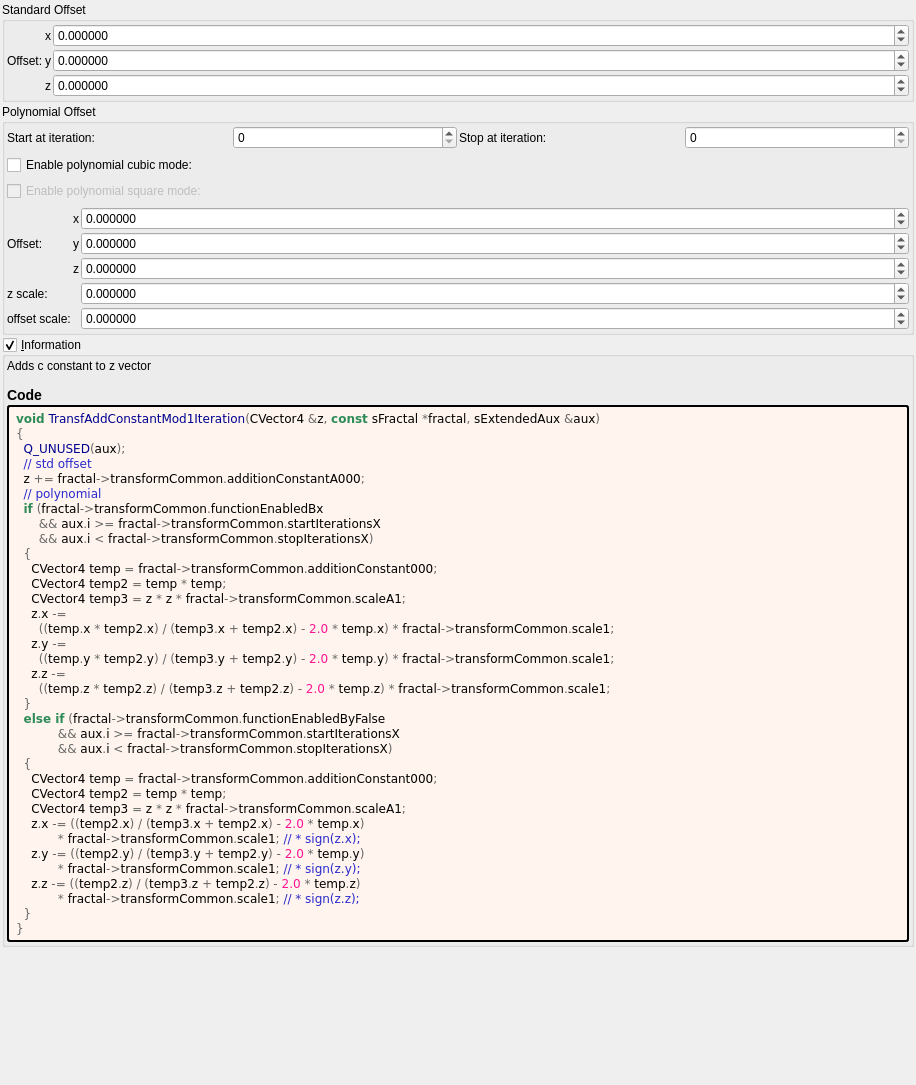
This is mandelbulber2/formula/ui/transf_add_constant_mod1.ui in buddhi1980/mandelbulber2 as Qt 5 draws it before an edit. The edited form follows.
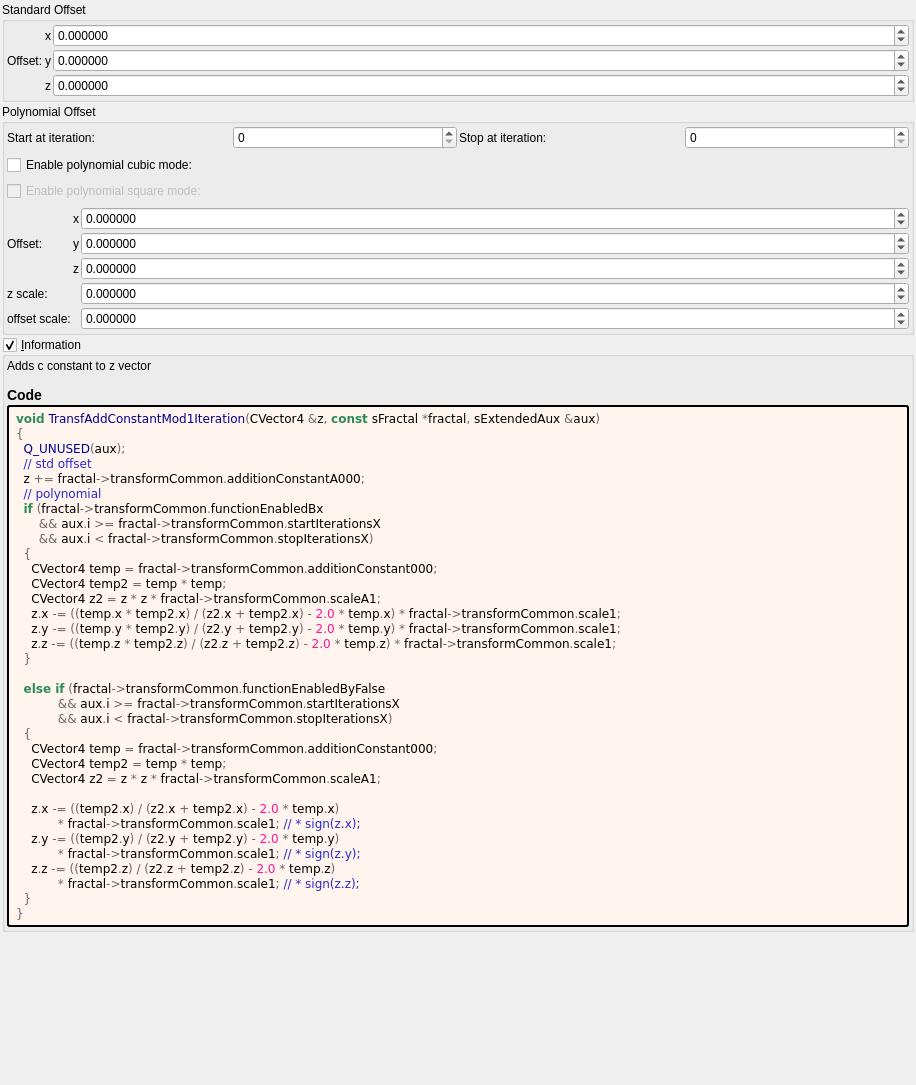
This is the edited form. Custom widgets are drawn as their Qt base class.

Diff of the .ui file:
```diff
--- a/mandelbulber2/formula/ui/transf_add_constant_mod1.ui
+++ b/mandelbulber2/formula/ui/transf_add_constant_mod1.ui
@@ -495,26 +495,25 @@
   &lt;span style=&quot;color:#676767&quot;&gt;{&lt;/span&gt;
     CVector4 temp &lt;span style=&quot;color:#676767&quot;&gt;=&lt;/span&gt; fractal&lt;span style=&quot;color:#676767&quot;&gt;-&amp;gt;&lt;/span&gt;transformCommon&lt;span style=&quot;color:#676767&quot;&gt;.&lt;/span&gt;additionConstant000&lt;span style=&quot;color:#676767&quot;&gt;;&lt;/span&gt;
     CVector4 temp2 &lt;span style=&quot;color:#676767&quot;&gt;=&lt;/span&gt; temp &lt;span style=&quot;color:#676767&quot;&gt;*&lt;/span&gt; temp&lt;span style=&quot;color:#676767&quot;&gt;;&lt;/span&gt;
-    CVector4 temp3 &lt;span style=&quot;color:#676767&quot;&gt;=&lt;/span&gt; z &lt;span style=&quot;color:#676767&quot;&gt;*&lt;/span&gt; z &lt;span style=&quot;color:#676767&quot;&gt;*&lt;/span&gt; fractal&lt;span style=&quot;color:#676767&quot;&gt;-&amp;gt;&lt;/span&gt;transformCommon&lt;span style=&quot;color:#676767&quot;&gt;.&lt;/span&gt;scaleA1&lt;span style=&quot;color:#676767&quot;&gt;;&lt;/span&gt;
-    z&lt;span style=&quot;color:#676767&quot;&gt;.&lt;/span&gt;x &lt;span style=&quot;color:#676767&quot;&gt;-=&lt;/span&gt;
-      &lt;span style=&quot;color:#676767&quot;&gt;((&lt;/span&gt;temp&lt;span style=&quot;color:#676767&quot;&gt;.&lt;/span&gt;x &lt;span style=&quot;color:#676767&quot;&gt;*&lt;/span&gt; temp2&lt;span style=&quot;color:#676767&quot;&gt;.&lt;/span&gt;x&lt;span style=&quot;color:#676767&quot;&gt;) / (&lt;/span&gt;temp3&lt;span style=&quot;color:#676767&quot;&gt;.&lt;/span&gt;x &lt;span style=&quot;color:#676767&quot;&gt;+&lt;/span&gt; temp2&lt;span style=&quot;color:#676767&quot;&gt;.&lt;/span&gt;x&lt;span style=&quot;color:#676767&quot;&gt;) -&lt;/span&gt; &lt;span style=&quot;color:#ff1493&quot;&gt;2.0&lt;/span&gt; &lt;span style=&quot;color:#676767&quot;&gt;*&lt;/span&gt; temp&lt;span style=&quot;color:#676767&quot;&gt;.&lt;/span&gt;x&lt;span style=&quot;color:#676767&quot;&gt;) *&lt;/span&gt; fractal&lt;span style=&quot;color:#676767&quot;&gt;-&amp;gt;&lt;/span&gt;transformCommon&lt;span style=&quot;color:#676767&quot;&gt;.&lt;/span&gt;scale1&lt;span style=&quot;color:#676767&quot;&gt;;&lt;/span&gt;
-    z&lt;span style=&quot;color:#676767&quot;&gt;.&lt;/span&gt;y &lt;span style=&quot;color:#676767&quot;&gt;-=&lt;/span&gt;
-      &lt;span style=&quot;color:#676767&quot;&gt;((&lt;/span&gt;temp&lt;span style=&quot;color:#676767&quot;&gt;.&lt;/span&gt;y &lt;span style=&quot;color:#676767&quot;&gt;*&lt;/span&gt; temp2&lt;span style=&quot;color:#676767&quot;&gt;.&lt;/span&gt;y&lt;span style=&quot;color:#676767&quot;&gt;) / (&lt;/span&gt;temp3&lt;span style=&quot;color:#676767&quot;&gt;.&lt;/span&gt;y &lt;span style=&quot;color:#676767&quot;&gt;+&lt;/span&gt; temp2&lt;span style=&quot;color:#676767&quot;&gt;.&lt;/span&gt;y&lt;span style=&quot;color:#676767&quot;&gt;) -&lt;/span&gt; &lt;span style=&quot;color:#ff1493&quot;&gt;2.0&lt;/span&gt; &lt;span style=&quot;color:#676767&quot;&gt;*&lt;/span&gt; temp&lt;span style=&quot;color:#676767&quot;&gt;.&lt;/span&gt;y&lt;span style=&quot;color:#676767&quot;&gt;) *&lt;/span&gt; fractal&lt;span style=&quot;color:#676767&quot;&gt;-&amp;gt;&lt;/span&gt;transformCommon&lt;span style=&quot;color:#676767&quot;&gt;.&lt;/span&gt;scale1&lt;span style=&quot;color:#676767&quot;&gt;;&lt;/span&gt;
-    z&lt;span style=&quot;color:#676767&quot;&gt;.&lt;/span&gt;z &lt;span style=&quot;color:#676767&quot;&gt;-=&lt;/span&gt;
-      &lt;span style=&quot;color:#676767&quot;&gt;((&lt;/span&gt;temp&lt;span style=&quot;color:#676767&quot;&gt;.&lt;/span&gt;z &lt;span style=&quot;color:#676767&quot;&gt;*&lt;/span&gt; temp2&lt;span style=&quot;color:#676767&quot;&gt;.&lt;/span&gt;z&lt;span style=&quot;color:#676767&quot;&gt;) / (&lt;/span&gt;temp3&lt;span style=&quot;color:#676767&quot;&gt;.&lt;/span&gt;z &lt;span style=&quot;color:#676767&quot;&gt;+&lt;/span&gt; temp2&lt;span style=&quot;color:#676767&quot;&gt;.&lt;/span&gt;z&lt;span style=&quot;color:#676767&quot;&gt;) -&lt;/span&gt; &lt;span style=&quot;color:#ff1493&quot;&gt;2.0&lt;/span&gt; &lt;span style=&quot;color:#676767&quot;&gt;*&lt;/span&gt; temp&lt;span style=&quot;color:#676767&quot;&gt;.&lt;/span&gt;z&lt;span style=&quot;color:#676767&quot;&gt;) *&lt;/span&gt; fractal&lt;span style=&quot;color:#676767&quot;&gt;-&amp;gt;&lt;/span&gt;transformCommon&lt;span style=&quot;color:#676767&quot;&gt;.&lt;/span&gt;scale1&lt;span style=&quot;color:#676767&quot;&gt;;&lt;/span&gt;
+    CVector4 z2 &lt;span style=&quot;color:#676767&quot;&gt;=&lt;/span&gt; z &lt;span style=&quot;color:#676767&quot;&gt;*&lt;/span&gt; z &lt;span style=&quot;color:#676767&quot;&gt;*&lt;/span&gt; fractal&lt;span style=&quot;color:#676767&quot;&gt;-&amp;gt;&lt;/span&gt;transformCommon&lt;span style=&quot;color:#676767&quot;&gt;.&lt;/span&gt;scaleA1&lt;span style=&quot;color:#676767&quot;&gt;;&lt;/span&gt;
+    z&lt;span style=&quot;color:#676767&quot;&gt;.&lt;/span&gt;x &lt;span style=&quot;color:#676767&quot;&gt;-= ((&lt;/span&gt;temp&lt;span style=&quot;color:#676767&quot;&gt;.&lt;/span&gt;x &lt;span style=&quot;color:#676767&quot;&gt;*&lt;/span&gt; temp2&lt;span style=&quot;color:#676767&quot;&gt;.&lt;/span&gt;x&lt;span style=&quot;color:#676767&quot;&gt;) / (&lt;/span&gt;z2&lt;span style=&quot;color:#676767&quot;&gt;.&lt;/span&gt;x &lt;span style=&quot;color:#676767&quot;&gt;+&lt;/span&gt; temp2&lt;span style=&quot;color:#676767&quot;&gt;.&lt;/span&gt;x&lt;span style=&quot;color:#676767&quot;&gt;) -&lt;/span&gt; &lt;span style=&quot;color:#ff1493&quot;&gt;2.0&lt;/span&gt; &lt;span style=&quot;color:#676767&quot;&gt;*&lt;/span&gt; temp&lt;span style=&quot;color:#676767&quot;&gt;.&lt;/span&gt;x&lt;span style=&quot;color:#676767&quot;&gt;) *&lt;/span&gt; fractal&lt;span style=&quot;color:#676767&quot;&gt;-&amp;gt;&lt;/span&gt;transformCommon&lt;span style=&quot;color:#676767&quot;&gt;.&lt;/span&gt;scale1&lt;span style=&quot;color:#676767&quot;&gt;;&lt;/span&gt;
+    z&lt;span style=&quot;color:#676767&quot;&gt;.&lt;/span&gt;y &lt;span style=&quot;color:#676767&quot;&gt;-= ((&lt;/span&gt;temp&lt;span style=&quot;color:#676767&quot;&gt;.&lt;/span&gt;y &lt;span style=&quot;color:#676767&quot;&gt;*&lt;/span&gt; temp2&lt;span style=&quot;color:#676767&quot;&gt;.&lt;/span&gt;y&lt;span style=&quot;color:#676767&quot;&gt;) / (&lt;/span&gt;z2&lt;span style=&quot;color:#676767&quot;&gt;.&lt;/span&gt;y &lt;span style=&quot;color:#676767&quot;&gt;+&lt;/span&gt; temp2&lt;span style=&quot;color:#676767&quot;&gt;.&lt;/span&gt;y&lt;span style=&quot;color:#676767&quot;&gt;) -&lt;/span&gt; &lt;span style=&quot;color:#ff1493&quot;&gt;2.0&lt;/span&gt; &lt;span style=&quot;color:#676767&quot;&gt;*&lt;/span&gt; temp&lt;span style=&quot;color:#676767&quot;&gt;.&lt;/span&gt;y&lt;span style=&quot;color:#676767&quot;&gt;) *&lt;/span&gt; fractal&lt;span style=&quot;color:#676767&quot;&gt;-&amp;gt;&lt;/span&gt;transformCommon&lt;span style=&quot;color:#676767&quot;&gt;.&lt;/span&gt;scale1&lt;span style=&quot;color:#676767&quot;&gt;;&lt;/span&gt;
+    z&lt;span style=&quot;color:#676767&quot;&gt;.&lt;/span&gt;z &lt;span style=&quot;color:#676767&quot;&gt;-= ((&lt;/span&gt;temp&lt;span style=&quot;color:#676767&quot;&gt;.&lt;/span&gt;z &lt;span style=&quot;color:#676767&quot;&gt;*&lt;/span&gt; temp2&lt;span style=&quot;color:#676767&quot;&gt;.&lt;/span&gt;z&lt;span style=&quot;color:#676767&quot;&gt;) / (&lt;/span&gt;z2&lt;span style=&quot;color:#676767&quot;&gt;.&lt;/span&gt;z &lt;span style=&quot;color:#676767&quot;&gt;+&lt;/span&gt; temp2&lt;span style=&quot;color:#676767&quot;&gt;.&lt;/span&gt;z&lt;span style=&quot;color:#676767&quot;&gt;) -&lt;/span&gt; &lt;span style=&quot;color:#ff1493&quot;&gt;2.0&lt;/span&gt; &lt;span style=&quot;color:#676767&quot;&gt;*&lt;/span&gt; temp&lt;span style=&quot;color:#676767&quot;&gt;.&lt;/span&gt;z&lt;span style=&quot;color:#676767&quot;&gt;) *&lt;/span&gt; fractal&lt;span style=&quot;color:#676767&quot;&gt;-&amp;gt;&lt;/span&gt;transformCommon&lt;span style=&quot;color:#676767&quot;&gt;.&lt;/span&gt;scale1&lt;span style=&quot;color:#676767&quot;&gt;;&lt;/span&gt;
   &lt;span style=&quot;color:#676767&quot;&gt;}&lt;/span&gt;
+
   &lt;span style=&quot;color:#2e8b57; font-weight:bold&quot;&gt;else if&lt;/span&gt; &lt;span style=&quot;color:#676767&quot;&gt;(&lt;/span&gt;fractal&lt;span style=&quot;color:#676767&quot;&gt;-&amp;gt;&lt;/span&gt;transformCommon&lt;span style=&quot;color:#676767&quot;&gt;.&lt;/span&gt;functionEnabledByFalse
            &lt;span style=&quot;color:#676767&quot;&gt;&amp;amp;&amp;amp;&lt;/span&gt; aux&lt;span style=&quot;color:#676767&quot;&gt;.&lt;/span&gt;i &lt;span style=&quot;color:#676767&quot;&gt;&amp;gt;=&lt;/span&gt; fractal&lt;span style=&quot;color:#676767&quot;&gt;-&amp;gt;&lt;/span&gt;transformCommon&lt;span style=&quot;color:#676767&quot;&gt;.&lt;/span&gt;startIterationsX
            &lt;span style=&quot;color:#676767&quot;&gt;&amp;amp;&amp;amp;&lt;/span&gt; aux&lt;span style=&quot;color:#676767&quot;&gt;.&lt;/span&gt;i &lt;span style=&quot;color:#676767&quot;&gt;&amp;lt;&lt;/span&gt; fractal&lt;span style=&quot;color:#676767&quot;&gt;-&amp;gt;&lt;/span&gt;transformCommon&lt;span style=&quot;color:#676767&quot;&gt;.&lt;/span&gt;stopIterationsX&lt;span style=&quot;color:#676767&quot;&gt;)&lt;/span&gt;
   &lt;span style=&quot;color:#676767&quot;&gt;{&lt;/span&gt;
     CVector4 temp &lt;span style=&quot;color:#676767&quot;&gt;=&lt;/span&gt; fractal&lt;span style=&quot;color:#676767&quot;&gt;-&amp;gt;&lt;/span&gt;transformCommon&lt;span style=&quot;color:#676767&quot;&gt;.&lt;/span&gt;additionConstant000&lt;span style=&quot;color:#676767&quot;&gt;;&lt;/span&gt;
     CVector4 temp2 &lt;span style=&quot;color:#676767&quot;&gt;=&lt;/span&gt; temp &lt;span style=&quot;color:#676767&quot;&gt;*&lt;/span&gt; temp&lt;span style=&quot;color:#676767&quot;&gt;;&lt;/span&gt;
-    CVector4 temp3 &lt;span style=&quot;color:#676767&quot;&gt;=&lt;/span&gt; z &lt;span style=&quot;color:#676767&quot;&gt;*&lt;/span&gt; z &lt;span style=&quot;color:#676767&quot;&gt;*&lt;/span&gt; fractal&lt;span style=&quot;color:#676767&quot;&gt;-&amp;gt;&lt;/span&gt;transformCommon&lt;span style=&quot;color:#676767&quot;&gt;.&lt;/span&gt;scaleA1&lt;span style=&quot;color:#676767&quot;&gt;;&lt;/span&gt;
-    z&lt;span style=&quot;color:#676767&quot;&gt;.&lt;/span&gt;x &lt;span style=&quot;color:#676767&quot;&gt;-= ((&lt;/span&gt;temp2&lt;span style=&quot;color:#676767&quot;&gt;.&lt;/span&gt;x&lt;span style=&quot;color:#676767&quot;&gt;) / (&lt;/span&gt;temp3&lt;span style=&quot;color:#676767&quot;&gt;.&lt;/span&gt;x &lt;span style=&quot;color:#676767&quot;&gt;+&lt;/span&gt; temp2&lt;span style=&quot;color:#676767&quot;&gt;.&lt;/span&gt;x&lt;span style=&quot;color:#676767&quot;&gt;) -&lt;/span&gt; &lt;span style=&quot;color:#ff1493&quot;&gt;2.0&lt;/span&gt; &lt;span style=&quot;color:#676767&quot;&gt;*&lt;/span&gt; temp&lt;span style=&quot;color:#676767&quot;&gt;.&lt;/span&gt;x&lt;span style=&quot;color:#676767&quot;&gt;)&lt;/span&gt;
+    CVector4 z2 &lt;span style=&quot;color:#676767&quot;&gt;=&lt;/span&gt; z &lt;span style=&quot;color:#676767&quot;&gt;*&lt;/span&gt; z &lt;span style=&quot;color:#676767&quot;&gt;*&lt;/span&gt; fractal&lt;span style=&quot;color:#676767&quot;&gt;-&amp;gt;&lt;/span&gt;transformCommon&lt;span style=&quot;color:#676767&quot;&gt;.&lt;/span&gt;scaleA1&lt;span style=&quot;color:#676767&quot;&gt;;&lt;/span&gt;
+
+    z&lt;span style=&quot;color:#676767&quot;&gt;.&lt;/span&gt;x &lt;span style=&quot;color:#676767&quot;&gt;-= ((&lt;/span&gt;temp2&lt;span style=&quot;color:#676767&quot;&gt;.&lt;/span&gt;x&lt;span style=&quot;color:#676767&quot;&gt;) / (&lt;/span&gt;z2&lt;span style=&quot;color:#676767&quot;&gt;.&lt;/span&gt;x &lt;span style=&quot;color:#676767&quot;&gt;+&lt;/span&gt; temp2&lt;span style=&quot;color:#676767&quot;&gt;.&lt;/span&gt;x&lt;span style=&quot;color:#676767&quot;&gt;) -&lt;/span&gt; &lt;span style=&quot;color:#ff1493&quot;&gt;2.0&lt;/span&gt; &lt;span style=&quot;color:#676767&quot;&gt;*&lt;/span&gt; temp&lt;span style=&quot;color:#676767&quot;&gt;.&lt;/span&gt;x&lt;span style=&quot;color:#676767&quot;&gt;)&lt;/span&gt;
            &lt;span style=&quot;color:#676767&quot;&gt;*&lt;/span&gt; fractal&lt;span style=&quot;color:#676767&quot;&gt;-&amp;gt;&lt;/span&gt;transformCommon&lt;span style=&quot;color:#676767&quot;&gt;.&lt;/span&gt;scale1&lt;span style=&quot;color:#676767&quot;&gt;;&lt;/span&gt; &lt;span style=&quot;color:#2929cc&quot;&gt;// * sign(z.x);&lt;/span&gt;
-    z&lt;span style=&quot;color:#676767&quot;&gt;.&lt;/span&gt;y &lt;span style=&quot;color:#676767&quot;&gt;-= ((&lt;/span&gt;temp2&lt;span style=&quot;color:#676767&quot;&gt;.&lt;/span&gt;y&lt;span style=&quot;color:#676767&quot;&gt;) / (&lt;/span&gt;temp3&lt;span style=&quot;color:#676767&quot;&gt;.&lt;/span&gt;y &lt;span style=&quot;color:#676767&quot;&gt;+&lt;/span&gt; temp2&lt;span style=&quot;color:#676767&quot;&gt;.&lt;/span&gt;y&lt;span style=&quot;color:#676767&quot;&gt;) -&lt;/span&gt; &lt;span style=&quot;color:#ff1493&quot;&gt;2.0&lt;/span&gt; &lt;span style=&quot;color:#676767&quot;&gt;*&lt;/span&gt; temp&lt;span style=&quot;color:#676767&quot;&gt;.&lt;/span&gt;y&lt;span style=&quot;color:#676767&quot;&gt;)&lt;/span&gt;
+    z&lt;span style=&quot;color:#676767&quot;&gt;.&lt;/span&gt;y &lt;span style=&quot;color:#676767&quot;&gt;-= ((&lt;/span&gt;temp2&lt;span style=&quot;color:#676767&quot;&gt;.&lt;/span&gt;y&lt;span style=&quot;color:#676767&quot;&gt;) / (&lt;/span&gt;z2&lt;span style=&quot;color:#676767&quot;&gt;.&lt;/span&gt;y &lt;span style=&quot;color:#676767&quot;&gt;+&lt;/span&gt; temp2&lt;span style=&quot;color:#676767&quot;&gt;.&lt;/span&gt;y&lt;span style=&quot;color:#676767&quot;&gt;) -&lt;/span&gt; &lt;span style=&quot;color:#ff1493&quot;&gt;2.0&lt;/span&gt; &lt;span style=&quot;color:#676767&quot;&gt;*&lt;/span&gt; temp&lt;span style=&quot;color:#676767&quot;&gt;.&lt;/span&gt;y&lt;span style=&quot;color:#676767&quot;&gt;)&lt;/span&gt;
            &lt;span style=&quot;color:#676767&quot;&gt;*&lt;/span&gt; fractal&lt;span style=&quot;color:#676767&quot;&gt;-&amp;gt;&lt;/span&gt;transformCommon&lt;span style=&quot;color:#676767&quot;&gt;.&lt;/span&gt;scale1&lt;span style=&quot;color:#676767&quot;&gt;;&lt;/span&gt; &lt;span style=&quot;color:#2929cc&quot;&gt;// * sign(z.y);&lt;/span&gt;
-    z&lt;span style=&quot;color:#676767&quot;&gt;.&lt;/span&gt;z &lt;span style=&quot;color:#676767&quot;&gt;-= ((&lt;/span&gt;temp2&lt;span style=&quot;color:#676767&quot;&gt;.&lt;/span&gt;z&lt;span style=&quot;color:#676767&quot;&gt;) / (&lt;/span&gt;temp3&lt;span style=&quot;color:#676767&quot;&gt;.&lt;/span&gt;z &lt;span style=&quot;color:#676767&quot;&gt;+&lt;/span&gt; temp2&lt;span style=&quot;color:#676767&quot;&gt;.&lt;/span&gt;z&lt;span style=&quot;color:#676767&quot;&gt;) -&lt;/span&gt; &lt;span style=&quot;color:#ff1493&quot;&gt;2.0&lt;/span&gt; &lt;span style=&quot;color:#676767&quot;&gt;*&lt;/span&gt; temp&lt;span style=&quot;color:#676767&quot;&gt;.&lt;/span&gt;z&lt;span style=&quot;color:#676767&quot;&gt;)&lt;/span&gt;
+    z&lt;span style=&quot;color:#676767&quot;&gt;.&lt;/span&gt;z &lt;span style=&quot;color:#676767&quot;&gt;-= ((&lt;/span&gt;temp2&lt;span style=&quot;color:#676767&quot;&gt;.&lt;/span&gt;z&lt;span style=&quot;color:#676767&quot;&gt;) / (&lt;/span&gt;z2&lt;span style=&quot;color:#676767&quot;&gt;.&lt;/span&gt;z &lt;span style=&quot;color:#676767&quot;&gt;+&lt;/span&gt; temp2&lt;span style=&quot;color:#676767&quot;&gt;.&lt;/span&gt;z&lt;span style=&quot;color:#676767&quot;&gt;) -&lt;/span&gt; &lt;span style=&quot;color:#ff1493&quot;&gt;2.0&lt;/span&gt; &lt;span style=&quot;color:#676767&quot;&gt;*&lt;/span&gt; temp&lt;span style=&quot;color:#676767&quot;&gt;.&lt;/span&gt;z&lt;span style=&quot;color:#676767&quot;&gt;)&lt;/span&gt;
            &lt;span style=&quot;color:#676767&quot;&gt;*&lt;/span&gt; fractal&lt;span style=&quot;color:#676767&quot;&gt;-&amp;gt;&lt;/span&gt;transformCommon&lt;span style=&quot;color:#676767&quot;&gt;.&lt;/span&gt;scale1&lt;span style=&quot;color:#676767&quot;&gt;;&lt;/span&gt; &lt;span style=&quot;color:#2929cc&quot;&gt;// * sign(z.z);&lt;/span&gt;
   &lt;span style=&quot;color:#676767&quot;&gt;}&lt;/span&gt;
 &lt;span style=&quot;color:#676767&quot;&gt;}&lt;/span&gt;
```
Left out of the diff: 2 changed lines with no effect on the pictures.
